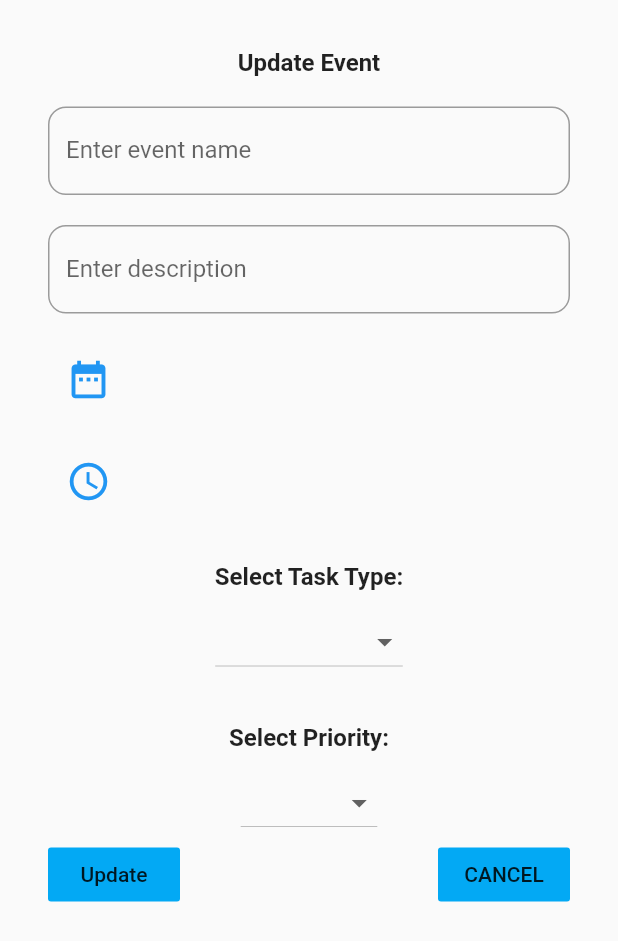
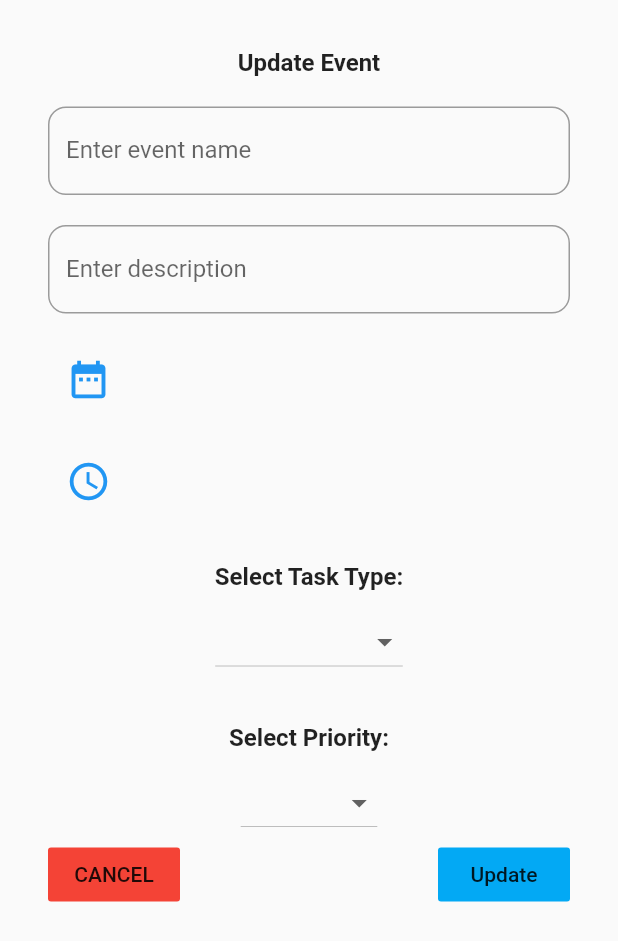
Before and after one commit to lahirulakruwan/Event_Reminder_FlutterApp, a Flutter app: what updateEvent() shows on an empty page, opened directly with empty values, on a phone screen of 412 x 824 dp. Shown: the top 941 px of the screen. Run offline on Flutter 3.47's test engine with Material 2 defaults, Android fonts, the phone set to English and light mode, and no system bars; our stand-ins replace flutter_local_notifications, fluttertoast, sqflite; missing offline and left inert: condition; accounts and stored records are empty.

Commit message:
update delete button changed

```diff
--- a/lib/screens/updateEventScreen.dart
+++ b/lib/screens/updateEventScreen.dart
@@ -328,23 +328,25 @@ class _UpdateEventPageState extends State<updateEvent> {
                 Row(
                   mainAxisAlignment: MainAxisAlignment.spaceBetween,
                   children: <Widget>[
+
                     FlatButton(
-                      color: Colors.lightBlue,
-                      onPressed: Updateclick,
-                      child: Text('Update'),
-                    ),
-                    FlatButton(
-                      color: Colors.lightBlue,
+                      color: Colors.red,
                       child: Text('CANCEL'),
                       onPressed: (){
                         Navigator.push(
-                          context,
+                          context,/**/
                           MaterialPageRoute(
                               builder: (context) => EventListScreen() ),
                         );
                       },
 
                     ),
+                    FlatButton(
+                      color: Colors.lightBlue,
+                      onPressed: Updateclick,
+                      child: Text('Update'),
+                    ),
+
                   ],
                 ),
               ],
```
